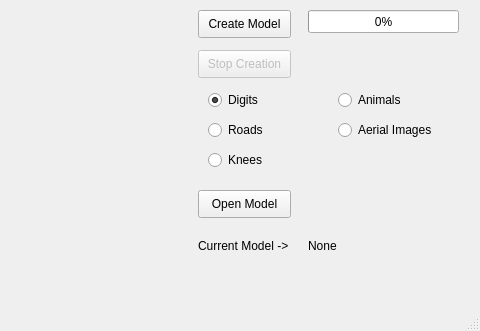
First picture: the form in src/ui/ui_MainWindow.ui, repository etiennelndr/analyze_images, before the edit; both pictures show x 352 to 832 and y 279 to 610 of the 832 by 610 pixel window.
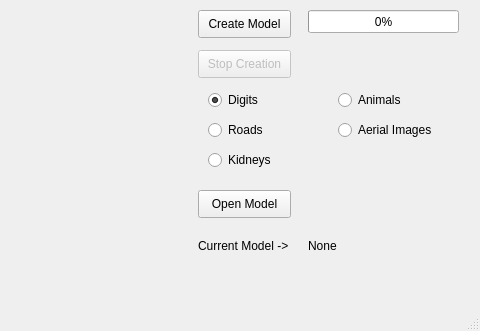
Second picture: the form after the edit.

Commit message:
Typo error
> Replace all "knee(s)" by "kidney(s)"

Diff of the .ui file:
```diff
--- a/src/ui/ui_MainWindow.ui
+++ b/src/ui/ui_MainWindow.ui
@@ -321,7 +321,7 @@
      </rect>
     </property>
     <property name="text">
-     <string>Knees</string>
+     <string>Kidneys</string>
     </property>
    </widget>
   </widget>
```
Left out of the diff: 2 changed lines with no effect on the pictures. The commit also changes 2 other files.
